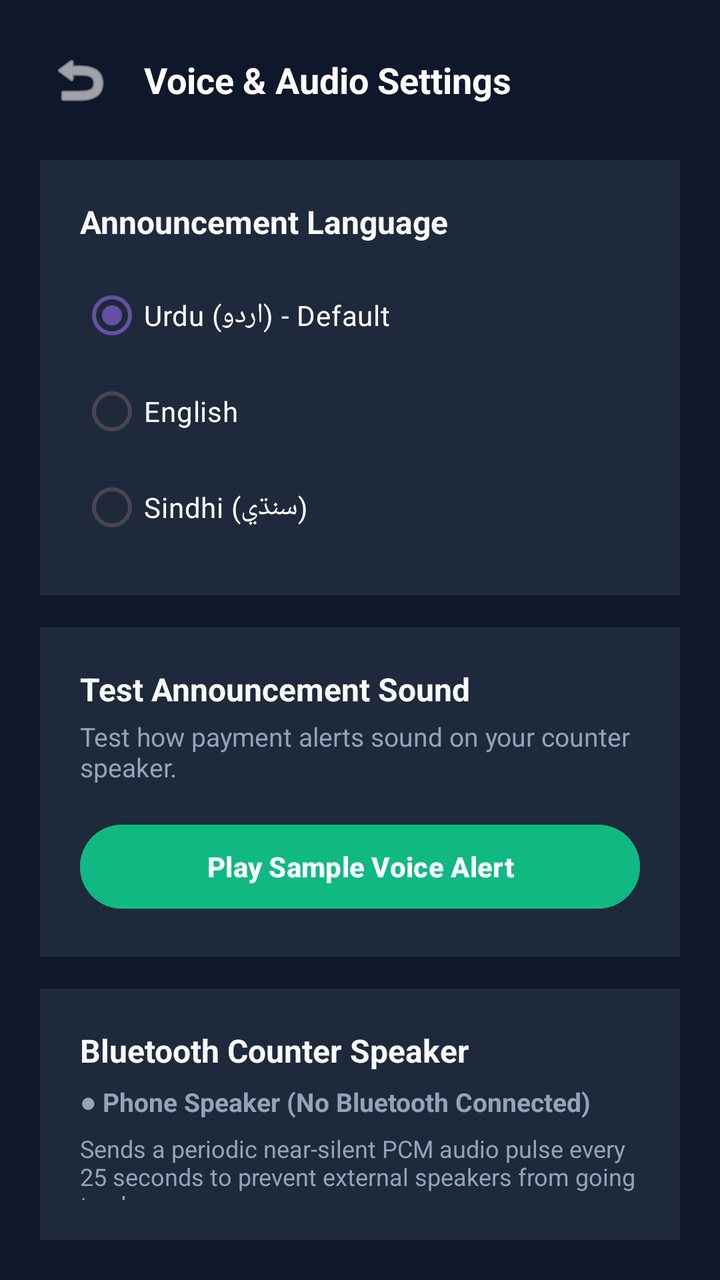
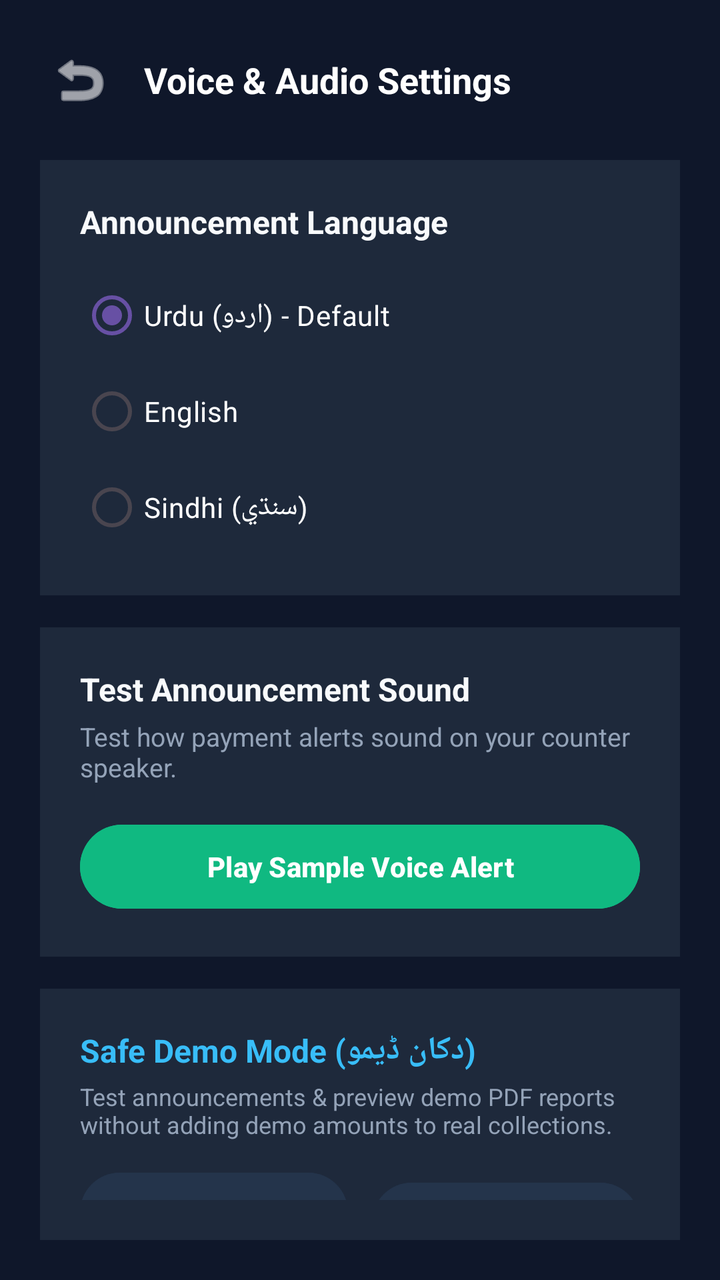

Compare the two renders of this Android layout. The source of the first and the diff that turns it into the second are given below.
<!-- AndroidManifest.xml: application theme Theme.BolPaisa -->
<!-- res/layout/activity_voice_settings.xml -->
<?xml version="1.0" encoding="utf-8"?>
<LinearLayout xmlns:android="http://schemas.android.com/apk/res/android"
    android:layout_width="match_parent"
    android:layout_height="match_parent"
    android:background="#0F172A"
    android:orientation="vertical"
    android:padding="20dp">

    
    <LinearLayout
        android:layout_width="match_parent"
        android:layout_height="wrap_content"
        android:gravity="center_vertical"
        android:orientation="horizontal">

        <ImageButton
            android:id="@+id/btnBack"
            android:layout_width="40dp"
            android:layout_height="40dp"
            android:background="?attr/selectableItemBackgroundBorderless"
            android:contentDescription="Back"
            android:src="@android:drawable/ic_menu_revert"
            android:tint="#FFFFFF" />

        <TextView
            android:layout_width="wrap_content"
            android:layout_height="wrap_content"
            android:layout_marginStart="12dp"
            android:text="Voice &amp; Audio Settings"
            android:textColor="#FFFFFF"
            android:textSize="18sp"
            android:textStyle="bold" />

    </LinearLayout>

    
    <LinearLayout
        android:layout_width="match_parent"
        android:layout_height="wrap_content"
        android:layout_marginTop="20dp"
        android:background="#1E293B"
        android:orientation="vertical"
        android:padding="20dp">

        <TextView
            android:layout_width="wrap_content"
            android:layout_height="wrap_content"
            android:text="Announcement Language"
            android:textColor="#F8FAFC"
            android:textSize="16sp"
            android:textStyle="bold" />

        <RadioGroup
            android:id="@+id/rgLanguage"
            android:layout_width="match_parent"
            android:layout_height="wrap_content"
            android:layout_marginTop="12dp">

            <RadioButton
                android:id="@+id/rbUrdu"
                android:layout_width="match_parent"
                android:layout_height="wrap_content"
                android:checked="true"
                android:paddingVertical="8dp"
                android:text="Urdu (اردو) - Default"
                android:textColor="#FFFFFF"
                android:textSize="14sp" />

            <RadioButton
                android:id="@+id/rbEnglish"
                android:layout_width="match_parent"
                android:layout_height="wrap_content"
                android:paddingVertical="8dp"
                android:text="English"
                android:textColor="#FFFFFF"
                android:textSize="14sp" />

            <RadioButton
                android:id="@+id/rbSindhi"
                android:layout_width="match_parent"
                android:layout_height="wrap_content"
                android:paddingVertical="8dp"
                android:text="Sindhi (سنڌي)"
                android:textColor="#FFFFFF"
                android:textSize="14sp" />

        </RadioGroup>

    </LinearLayout>

    
    <LinearLayout
        android:layout_width="match_parent"
        android:layout_height="wrap_content"
        android:layout_marginTop="16dp"
        android:background="#1E293B"
        android:orientation="vertical"
        android:padding="20dp">

        <TextView
            android:layout_width="wrap_content"
            android:layout_height="wrap_content"
            android:text="Test Announcement Sound"
            android:textColor="#F8FAFC"
            android:textSize="16sp"
            android:textStyle="bold" />

        <TextView
            android:layout_width="wrap_content"
            android:layout_height="wrap_content"
            android:layout_marginTop="4dp"
            android:text="Test how payment alerts sound on your counter speaker."
            android:textColor="#94A3B8"
            android:textSize="13sp" />

        <Button
            android:id="@+id/btnTestAlert"
            android:layout_width="match_parent"
            android:layout_height="50dp"
            android:layout_marginTop="16dp"
            android:backgroundTint="#10B981"
            android:text="Play Sample Voice Alert"
            android:textAllCaps="false"
            android:textColor="#FFFFFF"
            android:textSize="14sp"
            android:textStyle="bold" />

    </LinearLayout>

    
    <LinearLayout
        android:layout_width="match_parent"
        android:layout_height="wrap_content"
        android:layout_marginTop="16dp"
        android:background="#1E293B"
        android:orientation="vertical"
        android:padding="20dp">

        <TextView
            android:layout_width="wrap_content"
            android:layout_height="wrap_content"
            android:text="Bluetooth Counter Speaker"
            android:textColor="#F8FAFC"
            android:textSize="16sp"
            android:textStyle="bold" />

        
        <TextView
            android:id="@+id/tvBtConnectionStatus"
            android:layout_width="wrap_content"
            android:layout_height="wrap_content"
            android:layout_marginTop="6dp"
            android:text="● Phone Speaker (No Bluetooth Connected)"
            android:textColor="#94A3B8"
            android:textSize="13sp"
            android:textStyle="bold" />

        <TextView
            android:layout_width="wrap_content"
            android:layout_height="wrap_content"
            android:layout_marginTop="6dp"
            android:text="Sends a periodic near-silent PCM audio pulse every 25 seconds to prevent external speakers from going to sleep."
            android:textColor="#94A3B8"
            android:textSize="12sp" />

        <Button
            android:id="@+id/btnPairBluetooth"
            android:layout_width="match_parent"
            android:layout_height="48dp"
            android:layout_marginTop="12dp"
            android:backgroundTint="#24344B"
            android:text="Pair / Connect Bluetooth Speaker"
            android:textAllCaps="false"
            android:textColor="#38BDF8"
            android:textSize="13sp"
            android:textStyle="bold" />

        <Switch
            android:id="@+id/switchBtKeepAlive"
            android:layout_width="match_parent"
            android:layout_height="wrap_content"
            android:layout_marginTop="12dp"
            android:checked="true"
            android:text="Speaker Keep-Alive Boost"
            android:textColor="#FFFFFF"
            android:textSize="14sp"
            android:textStyle="bold" />

    </LinearLayout>

</LinearLayout>
<!-- resources referenced by this layout -->
<resources>
  <style name="Theme.BolPaisa" parent="Base.Theme.BolPaisa" />
  <style name="Base.Theme.BolPaisa" parent="Theme.Material3.DayNight.NoActionBar">
          
          
      </style>
</resources>

<!-- the commit's change to res/layout/activity_voice_settings.xml (unified diff, before → after) -->
@@ -139,6 +139,67 @@
         <TextView
             android:layout_width="wrap_content"
             android:layout_height="wrap_content"
+            android:text="Safe Demo Mode (دکان ڈیمو)"
+            android:textColor="#38BDF8"
+            android:textSize="16sp"
+            android:textStyle="bold" />
+
+        <TextView
+            android:layout_width="wrap_content"
+            android:layout_height="wrap_content"
+            android:layout_marginTop="4dp"
+            android:text="Test announcements &amp; preview demo PDF reports without adding demo amounts to real collections."
+            android:textColor="#94A3B8"
+            android:textSize="12sp" />
+
+        <LinearLayout
+            android:layout_width="match_parent"
+            android:layout_height="wrap_content"
+            android:layout_marginTop="12dp"
+            android:orientation="horizontal">
+
+            <Button
+                android:id="@+id/btnPlayDemoAudio"
+                android:layout_width="0dp"
+                android:layout_height="48dp"
+                android:layout_marginEnd="6dp"
+                android:layout_weight="1"
+                android:backgroundTint="#24344B"
+                android:text="Demo Audio"
+                android:textAllCaps="false"
+                android:textColor="#FFFFFF"
+                android:textSize="13sp"
+                android:textStyle="bold" />
+
+            <Button
+                android:id="@+id/btnPreviewDemoPdf"
+                android:layout_width="0dp"
+                android:layout_height="48dp"
+                android:layout_marginStart="6dp"
+                android:layout_weight="1"
+                android:backgroundTint="#24344B"
+                android:text="Demo PDF Report"
+                android:textAllCaps="false"
+                android:textColor="#38BDF8"
+                android:textSize="13sp"
+                android:textStyle="bold" />
+
+        </LinearLayout>
+
+    </LinearLayout>
+
+    
+    <LinearLayout
+        android:layout_width="match_parent"
+        android:layout_height="wrap_content"
+        android:layout_marginTop="16dp"
+        android:background="#1E293B"
+        android:orientation="vertical"
+        android:padding="20dp">
+
+        <TextView
+            android:layout_width="wrap_content"
+            android:layout_height="wrap_content"
             android:text="Bluetooth Counter Speaker"
             android:textColor="#F8FAFC"
             android:textSize="16sp"
